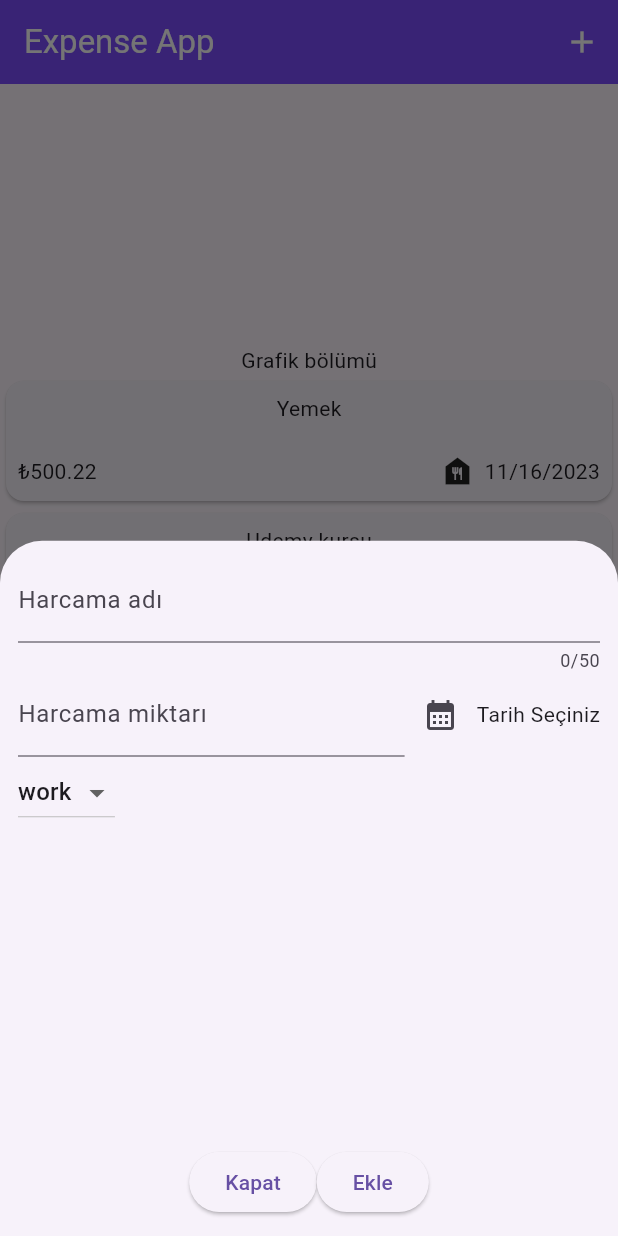
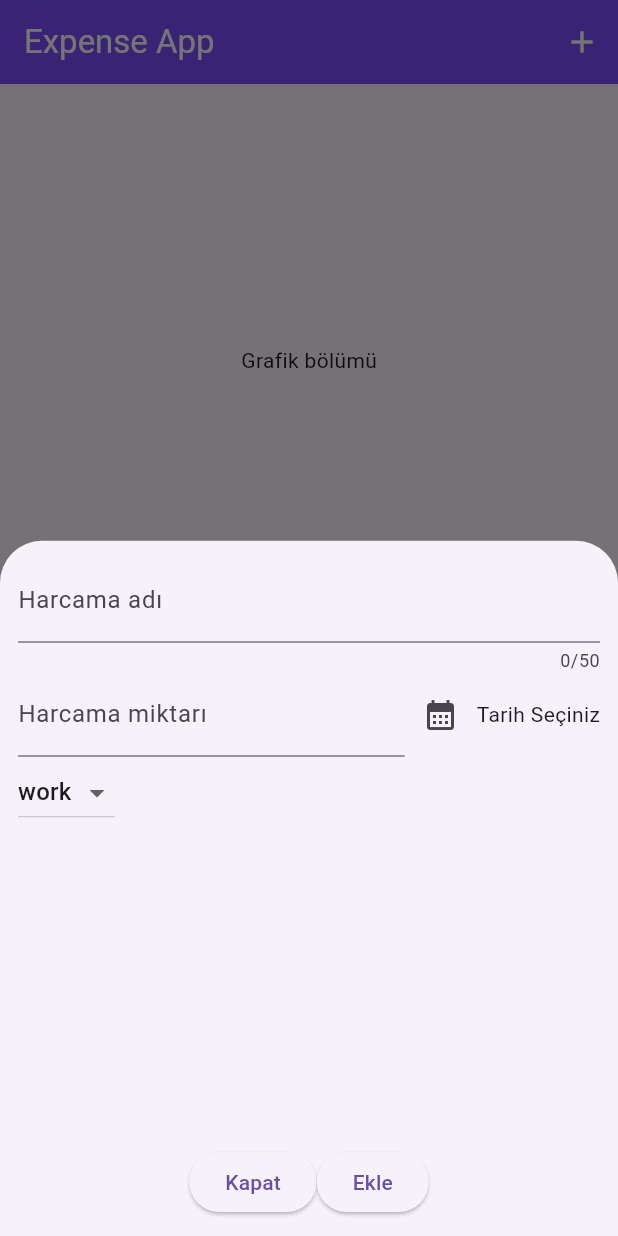
Before and after one commit to berkeercin/tobeto-expenseapp, a Flutter app: the screen it shows after launch, after a tap on the "add" icon, on a phone screen of 412 x 824 dp. Run offline on Flutter 3.47's test engine with Material 2 defaults, Android fonts, the phone set to English and light mode, and no system bars.

Commit message:
16.11.2023 tarihli workshop ödevi

```diff
--- /dev/null
+++ b/lib/data/expense_data.dart
@@ -0,0 +1,28 @@
+import 'package:expenseapp/models/expense.dart';
+
+List<Expense> expenses = [];
+
+void addExpenseItem(
+    String name, double price, DateTime date, Category category) {
+  Expense newItem =
+      Expense(name: name, price: price, date: date, category: category);
+
+  expenses.add(newItem);
+}
+
+List<Expense> listExpenseItem() {
+  return expenses;
+}
+
+// List<Expense> expenses = [
+//   Expense(
+//       name: "Yemek",
+//       price: 500.22,
+//       date: DateTime.now(),
+//       category: Category.food),
+//   Expense(
+//       name: "Udemy kursu",
+//       price: 200.00,
+//       date: DateTime.now(),
+//       category: Category.work),
+// ];
--- /dev/null
+++ b/lib/data/refresh_data.dart
@@ -0,0 +1,11 @@
+class Refresh {
+  static bool _refresh = false;
+
+  static void refresh() {
+    if (_refresh == false) {
+      _refresh = true;
+    } else {
+      _refresh == false;
+    }
+  }
+}
--- a/lib/pages/expenses_page.dart
+++ b/lib/pages/expenses_page.dart
@@ -1,32 +1,31 @@
 // ignore_for_file: library_private_types_in_public_api
 
+import 'package:expenseapp/data/expense_data.dart';
 import 'package:expenseapp/models/expense.dart';
 import 'package:expenseapp/widgets/expense_item.dart';
 import 'package:flutter/material.dart';
 
 class ExpensesPage extends StatefulWidget {
-  const ExpensesPage({Key? key}) : super(key: key);
+  const ExpensesPage(this.refresh, {Key? key}) : super(key: key);
+
+  final int refresh;
 
   @override
   _ExpensesPageState createState() => _ExpensesPageState();
 }
 
 class _ExpensesPageState extends State<ExpensesPage> {
-  List<Expense> expenses = [
-    Expense(
-        name: "Yemek",
-        price: 500.22,
-        date: DateTime.now(),
-        category: Category.food),
-    Expense(
-        name: "Udemy kursu",
-        price: 200.00,
-        date: DateTime.now(),
-        category: Category.work),
-  ];
+  List<Expense> listExpense = listExpenseItem();
 
   @override
   Widget build(BuildContext context) {
+    print("testExpensesPage");
+
+    if (widget.refresh >= 0) {
+      print("test");
+      listExpense = listExpenseItem();
+    }
+
     return Center(
       child: Column(
         mainAxisAlignment: MainAxisAlignment.center,
@@ -35,10 +34,11 @@ class _ExpensesPageState extends State<ExpensesPage> {
           SizedBox(
             height: 400,
             child: ListView.builder(
-                itemCount: expenses.length,
-                itemBuilder: (context, index) {
-                  return ExpenseItem(expenses[index]);
-                }),
+              itemCount: listExpense.length,
+              itemBuilder: (context, index) {
+                return ExpenseItem(listExpense[index]);
+              },
+            ),
           ),
         ],
       ),
--- a/lib/pages/main_page.dart
+++ b/lib/pages/main_page.dart
@@ -1,5 +1,3 @@
-// ignore_for_file: library_private_types_in_public_api
-
 import 'package:expenseapp/pages/expenses_page.dart';
 import 'package:expenseapp/widgets/new_expense.dart';
 import 'package:flutter/material.dart';
@@ -12,6 +10,17 @@ class MainPage extends StatefulWidget {
 }
 
 class _MainPageState extends State<MainPage> {
+  int refreshNumber = 0;
+
+  ExpensesPage expensesPage = ExpensesPage(0);
+
+  void setStateAndRefresh(int number) {
+    setState(() {
+      refreshNumber = number;
+      expensesPage = ExpensesPage(refreshNumber);
+    });
+  }
+
   @override
   Widget build(BuildContext context) {
     return Scaffold(
@@ -21,17 +30,19 @@ class _MainPageState extends State<MainPage> {
         backgroundColor: Colors.deepPurpleAccent,
         actions: [
           IconButton(
-              onPressed: () {
-                showModalBottomSheet(
-                    context: context,
-                    builder: (context) {
-                      return const NewExpense();
-                    });
-              },
-              icon: const Icon(Icons.add))
+            onPressed: () {
+              showModalBottomSheet(
+                context: context,
+                builder: (context) {
+                  return NewExpense(setStateAndRefresh);
+                },
+              );
+            },
+            icon: const Icon(Icons.add),
+          ),
         ],
       ),
-      body: const ExpensesPage(),
+      body: expensesPage,
     );
   }
 }
--- a/lib/widgets/expense_item.dart
+++ b/lib/widgets/expense_item.dart
@@ -3,7 +3,6 @@ import 'package:flutter/material.dart';
 import 'package:intl/intl.dart';
 
 class ExpenseItem extends StatelessWidget {
-  // Callback fonksiyon
   const ExpenseItem(this.expense, {Key? key}) : super(key: key);
   final Expense expense;
   @override
```
Also changed, not shown: lib/widgets/new_expense.dart (+26 -3 lines).
